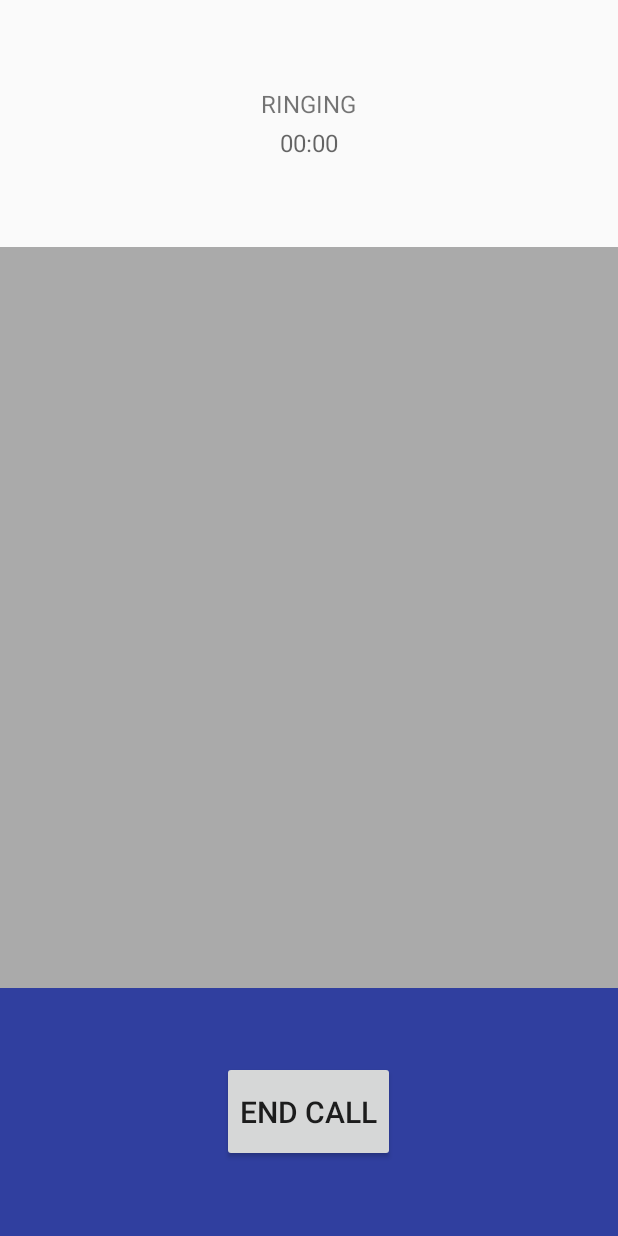
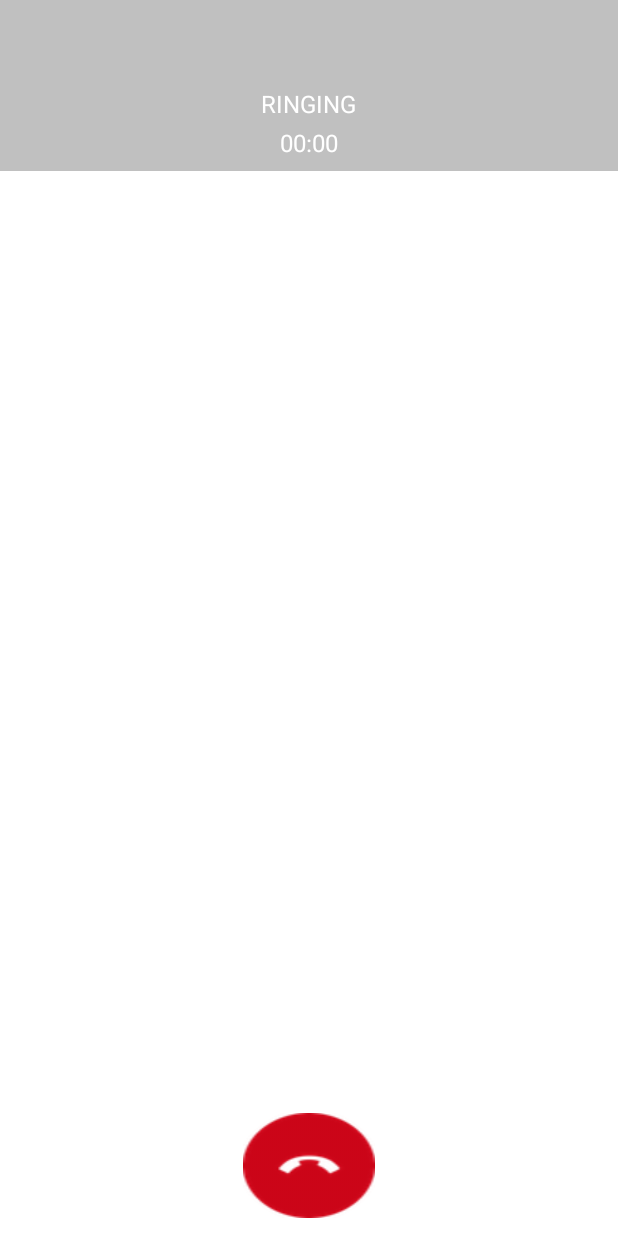
Before and after one commit to shafin8/Video-chat-application-in-android, an Android app: the layout callscreen.xml on its own in the app's theme, with its tools: preview values and no code run, on a phone screen of 412 x 824 dp. Run offline under Robolectric (Android 15) with nearby library versions, the phone set to English and light mode, and no system bars.

Commit message:
Icons added and xml files updated

```diff
--- a/VideoChat/app/src/main/AndroidManifest.xml
+++ b/VideoChat/app/src/main/AndroidManifest.xml
@@ -10,9 +10,9 @@
 
     <application
         android:allowBackup="true"
-        android:icon="@mipmap/ic_launcher"
+        android:icon="@drawable/logo"
         android:label="@string/app_name"
-        android:roundIcon="@mipmap/ic_launcher_round"
+        android:roundIcon="@drawable/logo"
         android:supportsRtl="true"
         android:theme="@style/AppTheme">
         <activity android:name=".LoginActivity">
--- a/VideoChat/app/src/main/java/shafin/videochat/CallScreenActivity.java
+++ b/VideoChat/app/src/main/java/shafin/videochat/CallScreenActivity.java
@@ -13,6 +13,7 @@ import com.sinch.android.rtc.calling.CallState;
 import com.sinch.android.rtc.video.VideoCallListener;
 import com.sinch.android.rtc.video.VideoController;
 
+import android.app.ActionBar;
 import android.media.AudioManager;
 import android.os.Bundle;
 import android.util.Log;
@@ -77,6 +78,8 @@ public class CallScreenActivity extends BaseActivity {
     protected void onCreate(Bundle savedInstanceState) {
         super.onCreate(savedInstanceState);
         setContentView(R.layout.callscreen);
+        android.support.v7.app.ActionBar actionBar = getSupportActionBar();
+        actionBar.hide();
 
         mAudioPlayer = new AudioPlayer(this);
         mCallDuration = (TextView) findViewById(R.id.callDuration);
--- a/VideoChat/app/src/main/java/shafin/videochat/IncomingCallScreenActivity.java
+++ b/VideoChat/app/src/main/java/shafin/videochat/IncomingCallScreenActivity.java
@@ -10,6 +10,7 @@ import com.sinch.android.rtc.calling.Call;
 import com.sinch.android.rtc.calling.CallEndCause;
 import com.sinch.android.rtc.video.VideoCallListener;
 
+import android.app.ActionBar;
 import android.content.Intent;
 import android.os.Bundle;
 import android.util.Log;
@@ -30,6 +31,8 @@ public class IncomingCallScreenActivity extends BaseActivity {
     protected void onCreate(Bundle savedInstanceState) {
         super.onCreate(savedInstanceState);
         setContentView(R.layout.incmoing);
+android.support.v7.app.ActionBar actionBar = getSupportActionBar();
+        actionBar.hide();
 
         Button answer = (Button) findViewById(R.id.answerButton);
         answer.setOnClickListener(mClickListener);
--- a/VideoChat/app/src/main/java/shafin/videochat/PlaceActivity.java
+++ b/VideoChat/app/src/main/java/shafin/videochat/PlaceActivity.java
@@ -25,7 +25,8 @@ public class PlaceActivity extends BaseActivity {
     protected void onCreate(Bundle savedInstanceState) {
         super.onCreate(savedInstanceState);
         setContentView(R.layout.main);
-
+        android.support.v7.app.ActionBar actionBar = getSupportActionBar();
+        actionBar.hide();
         //initializing UI elements
         mCallName = (EditText) findViewById(R.id.callName);
         mCallButton = (Button) findViewById(R.id.callButton);
--- a/VideoChat/app/src/main/res/layout/callscreen.xml
+++ b/VideoChat/app/src/main/res/layout/callscreen.xml
@@ -2,17 +2,41 @@
 <LinearLayout xmlns:android="http://schemas.android.com/apk/res/android"
     android:layout_width="match_parent"
     android:layout_height="match_parent"
+    xmlns:tools="http://schemas.android.com/tools"
     android:background="#ffffffff"
+    android:orientation="vertical">
+
+
+
+
+
+    <RelativeLayout
+        android:layout_width="wrap_content"
+        android:layout_height="0dp"
+        android:layout_weight="4"
+        android:background="@android:color/background_light"
         android:orientation="vertical"
-    android:weightSum="5">
+        android:padding="0dip">
+
+
+
+
+        <LinearLayout
+            android:id="@+id/remoteVideo"
+            android:layout_width="match_parent"
+            android:layout_height="match_parent"
+            android:layout_alignParentLeft="true"
+            android:layout_alignParentTop="true"
+            android:orientation="horizontal"
+
+
+            />
 
         <LinearLayout
             android:layout_width="match_parent"
-        android:layout_height="0dp"
-        android:layout_weight="1"
-        android:background="#fffafafa"
-        android:orientation="vertical">
-
+            android:layout_height="wrap_content"
+            android:orientation="vertical"
+            android:background="#50363636">
             <TextView
                 android:id="@+id/remoteUser"
                 android:layout_width="wrap_content"
@@ -20,7 +44,8 @@
                 android:layout_gravity="center_horizontal"
                 android:layout_margin="10dp"
                 android:text=""
-            android:textSize="28sp" />
+                android:textSize="28sp"
+                android:textColor="#ffffff"/>
 
             <TextView
                 android:id="@+id/callState"
@@ -29,7 +54,8 @@
                 android:layout_gravity="center_horizontal"
                 android:text="Ringing"
                 android:textAllCaps="true"
-            android:textSize="16sp" />
+                android:textSize="16sp"
+                android:textColor="#ffffff"/>
 
             <TextView
                 android:id="@+id/callDuration"
@@ -40,25 +66,11 @@
                 android:layout_marginTop="4dp"
                 android:text="00:00"
                 android:textAppearance="?android:attr/textAppearanceMedium"
-            android:textSize="16sp" />
-
+                android:textSize="16sp"
+                android:textColor="#ffffff"/>
         </LinearLayout>
 
-    <RelativeLayout
-        android:layout_width="wrap_content"
-        android:layout_height="0dp"
-        android:layout_weight="3"
-        android:background="@android:color/darker_gray"
-        android:orientation="vertical"
-        android:padding="0dip">
 
-        <LinearLayout
-            android:id="@+id/remoteVideo"
-            android:layout_width="wrap_content"
-            android:layout_height="wrap_content"
-            android:layout_alignParentLeft="true"
-            android:layout_alignParentTop="true"
-            android:orientation="horizontal" />
 
         <RelativeLayout
             android:id="@+id/localVideo"
@@ -67,25 +79,23 @@
             android:layout_alignParentRight="true"
             android:layout_alignParentTop="true" />
 
-    </RelativeLayout>
-
-    <RelativeLayout
-        android:id="@+id/bottomPanel"
-        android:layout_width="match_parent"
-        android:layout_height="0dp"
-        android:layout_weight="1"
-        android:background="@color/colorPrimaryDark">
-
         <Button
             android:id="@+id/hangupButton"
             android:layout_width="wrap_content"
             android:layout_height="wrap_content"
-            android:layout_centerInParent="true"
+            android:layout_alignParentBottom="true"
+            android:layout_centerHorizontal="true"
+            android:layout_marginBottom="12dp"
+            android:background="@drawable/end"
             android:paddingBottom="20dp"
             android:paddingTop="20dp"
-            android:text="END call"
             android:textSize="20sp" />
 
     </RelativeLayout>
 
+
+
+
+
+
 </LinearLayout>
--- a/VideoChat/app/src/main/res/layout/main.xml
+++ b/VideoChat/app/src/main/res/layout/main.xml
@@ -80,7 +80,9 @@
             android:minHeight="56dp"
             android:minWidth="132dp"
             android:text="Call"
-            android:textSize="20sp" />
+            android:textSize="20sp"
+            android:background="@android:color/holo_green_light"
+            android:textColor="@android:color/white"/>
 
         <Button
             android:id="@+id/stopButton"
@@ -93,7 +95,7 @@
             android:text="Stop service"
             android:textAllCaps="true"
             android:textAppearance="?android:attr/textAppearanceSmall"
-            android:textColor="@color/colorAccent" />
+            android:textColor="@android:color/holo_red_dark" />
 
     </RelativeLayout>
 
--- a/VideoChat/app/src/main/res/values/colors.xml
+++ b/VideoChat/app/src/main/res/values/colors.xml
@@ -1,6 +1,6 @@
 <?xml version="1.0" encoding="utf-8"?>
 <resources>
-    <color name="colorPrimary">#3F51B5</color>
+    <color name="colorPrimary">#14a1b4</color>
     <color name="colorPrimaryDark">#303F9F</color>
-    <color name="colorAccent">#FF4081</color>
+    <color name="colorAccent">#14a1b4</color>
 </resources>
```
Also changed, not shown: VideoChat/app/src/main/res/layout/incmoing.xml (+13 -5 lines), VideoChat/app/src/main/res/drawable/end.png (added), VideoChat/app/src/main/res/drawable/logo.png (added), VideoChat/app/src/main/res/drawable/ring.png (added), 2 other files. Lines whose indentation alone changed are shown as unchanged.
